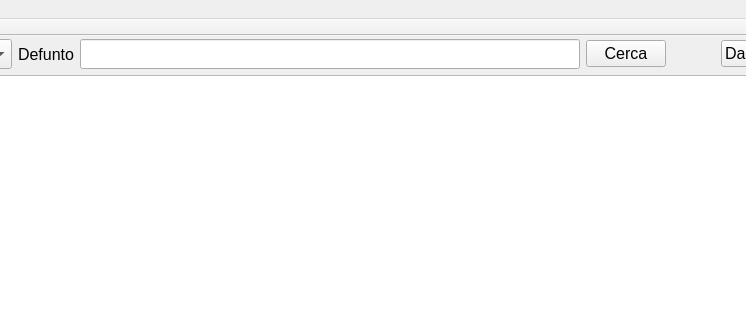
Before: the Qt Designer form funeraria.ui in LuigiCaradonna/funeraria, drawn with Qt 5; both pictures show x 379 to 1125 and y 0 to 320 of the 1280 by 800 pixel window.
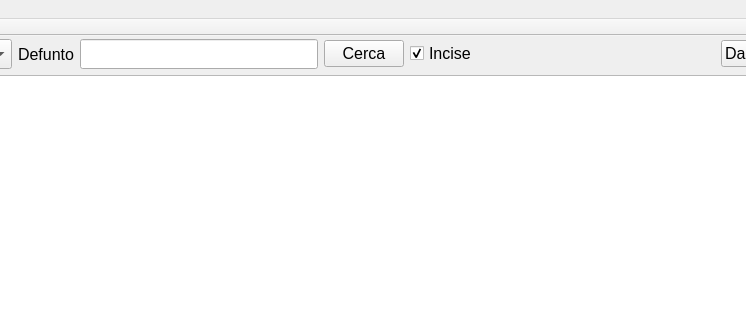
After: the same form once the commit is applied.

Commit message: Added a flag to distinguish between tombs that required to be engraved and those that only required the material

```diff
--- a/funeraria.ui
+++ b/funeraria.ui
@@ -161,7 +161,7 @@
          <widget class="QLineEdit" name="leDeceased">
           <property name="minimumSize">
            <size>
-            <width>500</width>
+            <width>200</width>
             <height>30</height>
            </size>
           </property>
@@ -190,6 +190,24 @@
           </property>
          </widget>
         </item>
+        <item>
+         <widget class="QCheckBox" name="chbEngraved">
+          <property name="font">
+           <font>
+            <pointsize>12</pointsize>
+           </font>
+          </property>
+          <property name="toolTip">
+           <string>Lapidi che richievevano incisione</string>
+          </property>
+          <property name="text">
+           <string>Incise</string>
+          </property>
+          <property name="checked">
+           <bool>true</bool>
+          </property>
+         </widget>
+        </item>
         <item>
          <spacer name="horizontalSpacer">
           <property name="orientation">
```
The commit also changes 5 other files.
